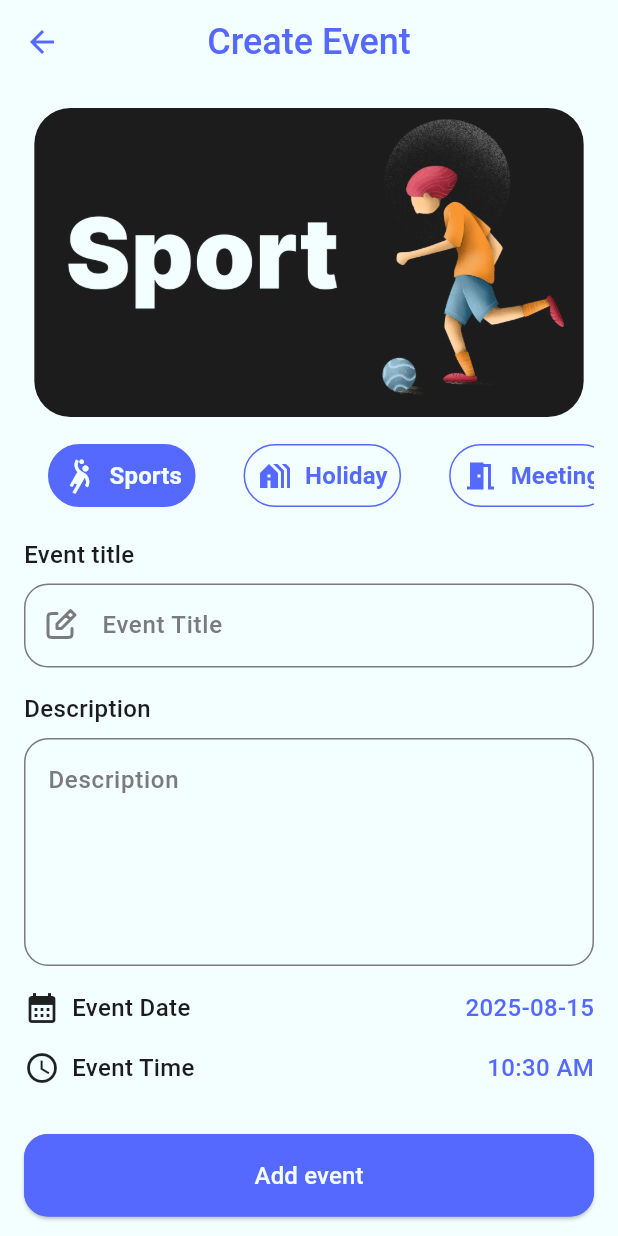
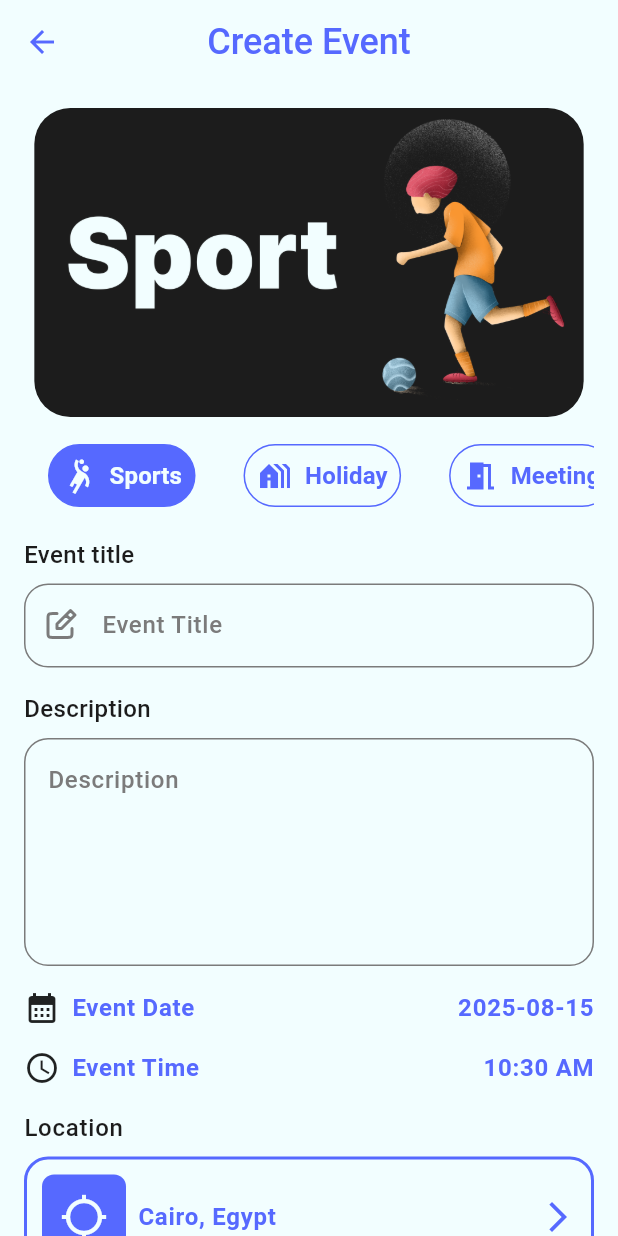
Before and after one commit to helkayal/evently, a Flutter app: the AddEvent screen opened directly, on a phone screen of 412 x 824 dp. Run offline on Flutter 3.47's test engine with Material 3 defaults, Android fonts, the phone set to English and light mode, and no system bars; our stand-ins replace animated_toggle_switch, cloud_firestore, firebase_auth, firebase_core, flutter_slidable, flutter_svg and 2 more; accounts and stored records are empty.

Commit message:
Add location ui

```diff
--- a/lib/ui/screens/events/add_event/add_event.dart
+++ b/lib/ui/screens/events/add_event/add_event.dart
@@ -55,7 +55,7 @@ class _AddEventState extends State<AddEvent> {
                   });
                 },
               ),
-              buildEventLocation(),
+              buildEventLocation(context),
               buildAddEventButton(),
             ],
           ),
@@ -75,72 +75,6 @@ class _AddEventState extends State<AddEvent> {
     unselectedTabBg: AppColors.white,
     unselectedTabTextColor: AppColors.blue,
   );
-
-  // buildEventDate(DateTime selectedDate, BuildContext context) => InkWell(
-  //   onTap: () async {
-  //     selectedDate =
-  //         (await showDatePicker(
-  //           context: context,
-  //           firstDate: DateTime.now(),
-  //           initialDate: selectedDate,
-  //           lastDate: DateTime.now().add(Duration(days: 365)),
-  //         )) ??
-  //         selectedDate;
-  //   },
-  //   child: Row(
-  //     children: [
-  //       Icon(Icons.calendar_month),
-  //       Text(
-  //         "Event Date",
-  //         style: TextStyle(
-  //           fontSize: 16,
-  //           fontWeight: FontWeight.w500,
-  //           color: AppColors.black,
-  //         ),
-  //       ),
-  //       Spacer(),
-  //       Text(
-  //         "Choose date",
-  //         style: TextStyle(
-  //           fontSize: 16,
-  //           fontWeight: FontWeight.w500,
-  //           color: AppColors.blue,
-  //         ),
-  //       ),
-  //     ],
-  //   ),
-  // );
-
-  // buildEventTime(TimeOfDay selectedTime, BuildContext context) => InkWell(
-  //   onTap: () async {
-  //     selectedTime =
-  //         (await showTimePicker(context: context, initialTime: selectedTime)) ??
-  //         selectedTime;
-  //     setState(() {});
-  //   },
-  //   child: Row(
-  //     children: [
-  //       Icon(Icons.access_time),
-  //       Text(
-  //         "Event Time",
-  //         style: TextStyle(
-  //           fontSize: 16,
-  //           fontWeight: FontWeight.w500,
-  //           color: AppColors.black,
-  //         ),
-  //       ),
-  //       Spacer(),
-  //       Text(
-  //         "Choose time",
-  //         style: TextStyle(
-  //           fontSize: 16,
-  //           fontWeight: FontWeight.w500,
-  //           color: AppColors.blue,
-  //         ),
-  //       ),
-  //     ],
-  //   ),
-  // );
 
   buildAddEventButton() => CustomButton(
     text: "Add event",
--- a/lib/ui/screens/events/common/events_common.dart
+++ b/lib/ui/screens/events/common/events_common.dart
@@ -74,22 +74,11 @@ buildEventDate({
     children: [
       const Icon(Icons.calendar_month),
       const SizedBox(width: 8),
-      const Text(
-        "Event Date",
-        style: TextStyle(
-          fontSize: 16,
-          fontWeight: FontWeight.w500,
-          color: AppColors.black,
-        ),
-      ),
+      Text("Event Date", style: Theme.of(context).textTheme.labelMedium),
       const Spacer(),
       Text(
         "${selectedDate.toLocal()}".split(' ')[0],
-        style: const TextStyle(
-          fontSize: 16,
-          fontWeight: FontWeight.w500,
-          color: AppColors.blue,
-        ),
+        style: Theme.of(context).textTheme.labelMedium,
       ),
     ],
   ),
@@ -113,28 +102,50 @@ buildEventTime({
     children: [
       const Icon(Icons.access_time),
       const SizedBox(width: 8),
-      const Text(
-        "Event Time",
-        style: TextStyle(
-          fontSize: 16,
-          fontWeight: FontWeight.w500,
-          color: AppColors.black,
-        ),
-      ),
+      Text("Event Time", style: Theme.of(context).textTheme.labelMedium),
       const Spacer(),
       Text(
         selectedTime.format(context),
-        style: const TextStyle(
-          fontSize: 16,
-          fontWeight: FontWeight.w500,
-          color: AppColors.blue,
-        ),
+        style: Theme.of(context).textTheme.labelMedium,
       ),
     ],
   ),
 );
 
-buildEventLocation() => Container();
+buildEventLocation(BuildContext context) => Column(
+  crossAxisAlignment: CrossAxisAlignment.stretch,
+  children: [
+    Text("Location", style: Theme.of(context).textTheme.labelSmall),
+    const SizedBox(height: 8),
+    Container(
+      padding: const EdgeInsets.all(10),
+      decoration: BoxDecoration(
+        borderRadius: BorderRadius.circular(16),
+        border: Border.all(color: AppColors.blue, width: 2),
+      ),
+      child: Row(
+        children: [
+          Container(
+            padding: const EdgeInsets.all(12),
+            decoration: BoxDecoration(
+              color: Theme.of(context).colorScheme.primary,
+              borderRadius: BorderRadius.circular(8),
+            ),
+            child: Icon(
+              Icons.location_searching,
+              size: 32,
+              color: Theme.of(context).colorScheme.onSecondary,
+            ),
+          ),
+          const SizedBox(width: 8),
+          Text("Cairo, Egypt", style: Theme.of(context).textTheme.labelMedium),
+          Spacer(),
+          Icon(Icons.arrow_forward_ios, color: AppColors.blue),
+        ],
+      ),
+    ),
+  ],
+);
 
 buildEventAppbar({
   required BuildContext context,
--- a/lib/ui/screens/events/edit_event/edit_event.dart
+++ b/lib/ui/screens/events/edit_event/edit_event.dart
@@ -68,7 +68,7 @@ class _EditEventState extends State<EditEvent> {
                   });
                 },
               ),
-              buildEventLocation(),
+              buildEventLocation(context),
               buildEditEventButton(),
             ],
           ),
--- a/lib/ui/utils/app_assets.dart
+++ b/lib/ui/utils/app_assets.dart
@@ -32,6 +32,7 @@ class AppAssets {
   static const String onboardingDark2 = 'assets/images/onboarding_dark_2.png';
   static const String onboardingDark3 = 'assets/images/onboarding_dark_3.png';
   static const String icGoogle = 'assets/images/ic_google.png';
+  static const String eventMap = 'assets/images/event_map.png';
 }
 
 class AppSvg {
--- a/lib/ui/utils/app_theme.dart
+++ b/lib/ui/utils/app_theme.dart
@@ -33,6 +33,11 @@ abstract final class AppTheme {
       color: AppColors.blue,
       fontWeight: FontWeight.w500,
     ),
+    labelLarge: const TextStyle(
+      fontSize: 20,
+      color: AppColors.black,
+      fontWeight: FontWeight.w500,
+    ),
   );
 
   static final TextTheme _dartTextTheme = TextTheme(
@@ -64,6 +69,11 @@ abstract final class AppTheme {
     headlineMedium: const TextStyle(
       fontSize: 16,
       color: AppColors.blue,
+      fontWeight: FontWeight.w500,
+    ),
+    labelLarge: const TextStyle(
+      fontSize: 20,
+      color: AppColors.white,
       fontWeight: FontWeight.w500,
     ),
   );
```
Also changed, not shown: lib/ui/screens/events/event_details/event_details.dart (+38 -1 lines), assets/images/event_map.png (added).
